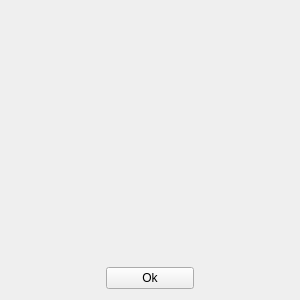
First picture: the form in src/widgets/end_of_game_widget/EndOfGameWidget.ui, repository YuarenArt/Predator-prey-game, before the edit.
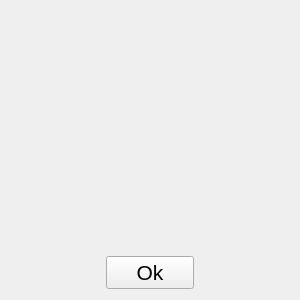
Second picture: the form after the edit.

What changed in the file:
```diff
--- a/src/widgets/end_of_game_widget/EndOfGameWidget.ui
+++ b/src/widgets/end_of_game_widget/EndOfGameWidget.ui
@@ -28,6 +28,11 @@
     <height>500</height>
    </size>
   </property>
+  <property name="font">
+   <font>
+    <pointsize>16</pointsize>
+   </font>
+  </property>
   <property name="windowTitle">
    <string>endOfGameWidget</string>
   </property>
@@ -47,6 +52,11 @@
        <height>500</height>
       </size>
      </property>
+     <property name="font">
+      <font>
+       <pointsize>20</pointsize>
+      </font>
+     </property>
      <property name="text">
       <string/>
      </property>
```
